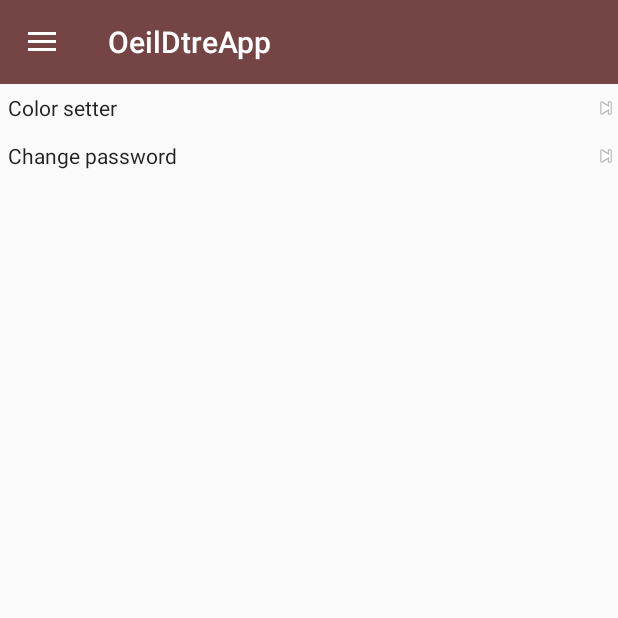
After one commit to mathieuHa/pst3oeildtreapp, an Android app: the fragment Option placed in its activity, on a phone screen of 412 x 824 dp, the top half of it. The commit adds this screen. Run offline under Robolectric (Android 15) with nearby library versions, the light colour scheme and no system bars; libraries missing offline, so code that uses them is left out: com.flask.colorpicker.

Commit message:
Couleur picker fait TODO : la classe datePicker, le listener des boutons médias.

```diff
--- a/app/src/main/java/oeildtre/esiea/fr/oeildtreapp/Connexion.java
+++ b/app/src/main/java/oeildtre/esiea/fr/oeildtreapp/Connexion.java
@@ -220,6 +220,7 @@ public class Connexion extends Fragment {
                         editor.putString("Smail", sid);
                         editor.putString("Smdp", smdp);
                         editor.putString("UserId", resultat.getJSONObject("user").getString("id"));
+                        editor.putString("UserColor", resultat.getJSONObject("user").getString("color"));
                         editor.putString("Sname", resultat.getJSONObject("user").getString("login"));
 
                         editor.commit();
--- a/app/src/main/java/oeildtre/esiea/fr/oeildtreapp/MainActivity.java
+++ b/app/src/main/java/oeildtre/esiea/fr/oeildtreapp/MainActivity.java
@@ -55,7 +55,7 @@ public class MainActivity extends AppCompatActivity {
 
         setupToolbar();
 
-        DataModel[] drawerItem = new DataModel[7];
+        DataModel[] drawerItem = new DataModel[8];
         drawerItem[0] = new DataModel(R.drawable.table, "Connexion");
         drawerItem[1] = new DataModel(R.drawable.jour2, "Day");
         drawerItem[2] = new DataModel(R.drawable.mois2, "Month");
@@ -63,6 +63,7 @@ public class MainActivity extends AppCompatActivity {
         drawerItem[4] = new DataModel(R.drawable.table, "Camera");
         drawerItem[5] = new DataModel(R.drawable.table, "Medias");
         drawerItem[6] = new DataModel(R.drawable.table, "Tchat");
+        drawerItem[7] = new DataModel(R.drawable.table, "Option");
         getSupportActionBar().setDisplayHomeAsUpEnabled(false);
         getSupportActionBar().setHomeButtonEnabled(true);
 
@@ -97,6 +98,9 @@ public class MainActivity extends AppCompatActivity {
                 break;
             case 6:
                 fragment = new Tchat();
+                break;
+            case 7:
+                fragment = new Option();
                 break;
             default:
                 break;
@@ -242,6 +246,7 @@ public class MainActivity extends AppCompatActivity {
                         editor.putString("Token", resultat.getString("value"));
                         editor.putString("UserId", resultat.getJSONObject("user").getString("id"));
                         editor.putString("Sname", resultat.getJSONObject("user").getString("login"));
+                        editor.putString("UserColor", resultat.getJSONObject("user").getString("color"));
 
                         editor.commit();
                     }
--- /dev/null
+++ b/app/src/main/java/oeildtre/esiea/fr/oeildtreapp/Option.java
@@ -0,0 +1,241 @@
+package oeildtre.esiea.fr.oeildtreapp;
+
+import android.content.Context;
+import android.content.DialogInterface;
+import android.graphics.Color;
+import android.os.AsyncTask;
+import android.os.Bundle;
+import android.support.annotation.ColorInt;
+import android.support.annotation.Nullable;
+import android.support.v4.app.Fragment;
+import android.util.Log;
+import android.view.LayoutInflater;
+import android.view.View;
+import android.view.ViewGroup;
+import android.widget.ImageButton;
+import android.widget.ImageView;
+import android.widget.LinearLayout;
+import android.widget.TextView;
+import android.widget.Toast;
+
+
+import com.flask.colorpicker.ColorPickerView;
+import com.flask.colorpicker.OnColorSelectedListener;
+import com.flask.colorpicker.builder.ColorPickerClickListener;
+import com.flask.colorpicker.builder.ColorPickerDialogBuilder;
+
+import org.json.JSONException;
+import org.json.JSONObject;
+
+import java.io.BufferedReader;
+import java.io.BufferedWriter;
+import java.io.InputStreamReader;
+import java.io.OutputStream;
+import java.io.OutputStreamWriter;
+import java.net.HttpURLConnection;
+import java.net.URL;
+import java.net.URLEncoder;
+import java.util.Iterator;
+
+import static android.content.Context.MODE_PRIVATE;
+
+/**
+ * Created by Max on 26/05/2017.
+ */
+
+public class Option extends Fragment {
+    private ImageView img;
+    private LinearLayout param, color, color_layout, password, password_layout;
+    private ImageButton back1,back2;
+    private String couleur;
+
+    @Override
+    public View onCreateView(LayoutInflater inflater, ViewGroup container, Bundle savedInstanceState) {
+        final View option = inflater.inflate(R.layout.option, container, false);
+        back1 = (ImageButton) option.findViewById(R.id.back1);
+        back2 = (ImageButton) option.findViewById(R.id.back2);
+        param = (LinearLayout) option.findViewById(R.id.param);
+        color = (LinearLayout) option.findViewById(R.id.color);
+        color_layout = (LinearLayout) option.findViewById(R.id.color_layout);
+        password = (LinearLayout) option.findViewById(R.id.password);
+        password_layout = (LinearLayout) option.findViewById(R.id.password_layout);
+
+
+
+        paramVisible();
+        color.setOnClickListener(new View.OnClickListener() {
+            @Override
+            public void onClick(View v) {
+                ColorPickerDialogBuilder
+                        .with(getContext())
+                        .setTitle("Choose color")
+                        .initialColor(Color.parseColor(getContext().getSharedPreferences("MyPref",MODE_PRIVATE).getString("UserColor","")))
+                        .wheelType(ColorPickerView.WHEEL_TYPE.FLOWER)
+                        .density(12)
+                        .setOnColorSelectedListener(new OnColorSelectedListener() {
+                            @Override
+                            public void onColorSelected(int selectedColor) {
+                                Toast.makeText(getContext(), "onColorSelected: 0x" + Integer.toHexString(selectedColor), Toast.LENGTH_LONG).show();
+                            }
+                        })
+                        .setPositiveButton("ok", new ColorPickerClickListener() {
+                            @Override
+                            public void onClick(DialogInterface dialog, int selectedColor, Integer[] allColors) {
+                                (option.findViewById(R.id.target)).setBackgroundColor(selectedColor);
+                                couleur = Integer.toHexString(selectedColor);
+                                couleur = "#"+couleur.substring(2,couleur.length());
+                                new SendColorRequest().execute();
+                            }
+                        })
+                        .setNegativeButton("cancel", new DialogInterface.OnClickListener() {
+                            @Override
+                            public void onClick(DialogInterface dialog, int which) {
+                            }
+                        })
+                        .build()
+                        .show();
+                param.setEnabled(false);
+                param.setVisibility(View.INVISIBLE);
+                color_layout.setEnabled(true);
+                color_layout.setVisibility(View.VISIBLE);
+                back1.setEnabled(true);
+                back1.setVisibility(View.VISIBLE);
+            }
+        });
+        password.setOnClickListener(new View.OnClickListener() {
+            @Override
+            public void onClick(View v) {
+                param.setEnabled(false);
+                param.setVisibility(View.INVISIBLE);
+                password_layout.setEnabled(true);
+                password_layout.setVisibility(View.VISIBLE);
+                back2.setEnabled(true);
+                back2.setVisibility(View.VISIBLE);
+            }
+        });
+        back1.setOnClickListener(new View.OnClickListener() {
+            @Override
+            public void onClick(View v) {
+                paramVisible();
+            }
+        });
+        back2.setOnClickListener(new View.OnClickListener() {
+            @Override
+            public void onClick(View v) {
+                paramVisible();
+            }
+        });
+
+
+        return option;
+    }
+    public String getPostDataString(JSONObject params) throws Exception {
+
+        StringBuilder result = new StringBuilder();
+        boolean first = true;
+
+        Iterator<String> itr = params.keys();
+
+        while(itr.hasNext()){
+
+            String key= itr.next();
+            Object value = params.get(key);
+
+            if (first)
+                first = false;
+            else
+                result.append("&");
+
+            result.append(URLEncoder.encode(key, "UTF-8"));
+            result.append("=");
+            result.append(URLEncoder.encode(value.toString(), "UTF-8"));
+
+        }
+        return result.toString();
+    }
+
+    public void paramVisible() {
+        param.setEnabled(true);
+        param.setVisibility(View.VISIBLE);
+        color_layout.setEnabled(false);
+        color_layout.setVisibility(View.INVISIBLE);
+        password_layout.setEnabled(false);
+        password_layout.setVisibility(View.INVISIBLE);
+        back1.setEnabled(false);
+        back1.setVisibility(View.INVISIBLE);
+        back2.setEnabled(false);
+        back2.setVisibility(View.INVISIBLE);
+    }
+
+    private class SendColorRequest extends AsyncTask<String, Void, String> {
+        JSONObject postDataParams;
+        String result;
+
+        @Override
+        protected void onPreExecute() {
+            try {
+                postDataParams = new JSONObject();
+                postDataParams.put("color", couleur);
+                Log.e("params", postDataParams.toString());
+            } catch (JSONException e) {
+                e.printStackTrace();
+            }
+        }
+
+
+        protected String doInBackground(String... params) {
+
+            try {
+                //Init JSON and url de destination
+                URL url = new URL("https://oeildtapi.hanotaux.fr/api/users/"+getContext().getSharedPreferences("MyPref", MODE_PRIVATE).getString("UserId",""));
+                //Init la connexion à l'API
+                HttpURLConnection connec = (HttpURLConnection) url.openConnection();
+                connec.setReadTimeout(15000);
+                connec.setConnectTimeout(15000);
+                connec.setRequestMethod("PATCH");
+                connec.setDoInput(true);
+                connec.setDoOutput(true);
+                //On lache la sauce
+                OutputStream os = connec.getOutputStream();
+                BufferedWriter writer = new BufferedWriter(new OutputStreamWriter(os, "UTF-8"));
+                writer.write(getPostDataString(postDataParams));
+
+                writer.flush();
+                writer.close();
+                os.close();
+                int responseCode = connec.getResponseCode();
+
+                if (responseCode == 200) {
+                    BufferedReader in=new BufferedReader(
+                            new InputStreamReader(
+                                    connec.getInputStream()));
+                    StringBuffer sb = new StringBuffer("");
+                    String line="";
+
+                    while((line = in.readLine()) != null) {
+
+                        sb.append(line);
+                        break;
+                    }
+                    result = sb.toString();
+                    Log.e("Color",result);
+                    in.close();
+                    return "Color changed";
+
+                }
+                else {
+                    return connec.getResponseMessage();
+                }
+            } catch (Exception e) {
+                e.printStackTrace();
+            }
+            return "Error";
+        }
+
+        @Override
+        protected void onPostExecute(String result) {
+            Toast.makeText(getContext(), result, Toast.LENGTH_LONG).show();
+        }
+    }
+
+}
--- /dev/null
+++ b/app/src/main/res/layout/option.xml
@@ -0,0 +1,102 @@
+<?xml version="1.0" encoding="utf-8"?>
+<FrameLayout xmlns:android="http://schemas.android.com/apk/res/android"
+    xmlns:app="http://schemas.android.com/apk/res-auto"
+    android:layout_width="match_parent"
+    android:layout_height="match_parent">
+
+    <LinearLayout
+        android:id="@+id/param"
+        android:layout_width="match_parent"
+        android:layout_height="wrap_content"
+        android:orientation="vertical">
+
+        <LinearLayout
+            android:id="@+id/color"
+            android:layout_width="match_parent"
+            android:layout_height="match_parent"
+            android:layout_weight="1"
+            android:orientation="horizontal">
+
+            <TextView
+                android:layout_width="match_parent"
+                android:layout_height="match_parent"
+                android:layout_margin="5dp"
+                android:layout_weight="1"
+                android:gravity="center_vertical"
+                android:text="Color setter"
+                android:textAppearance="@style/TextAppearance.AppCompat" />
+
+            <ImageView
+                android:layout_width="wrap_content"
+                android:layout_height="wrap_content"
+                android:layout_weight="1"
+                app:srcCompat="@android:drawable/ic_media_next" />
+        </LinearLayout>
+
+        <LinearLayout
+            android:id="@+id/password"
+            android:layout_width="match_parent"
+            android:layout_height="wrap_content"
+            android:orientation="horizontal">
+
+            <TextView
+                android:layout_width="match_parent"
+                android:layout_height="match_parent"
+                android:layout_margin="5dp"
+                android:layout_weight="1"
+                android:gravity="center_vertical"
+                android:text="Change password"
+                android:textAppearance="@style/TextAppearance.AppCompat" />
+
+            <ImageView
+                android:layout_width="wrap_content"
+                android:layout_height="wrap_content"
+                android:layout_weight="1"
+                app:srcCompat="@android:drawable/ic_media_next" />
+        </LinearLayout>
+
+    </LinearLayout>
+
+    <LinearLayout
+        android:id="@+id/color_layout"
+        android:layout_width="match_parent"
+        android:layout_height="match_parent"
+        android:orientation="vertical">
+
+        <ImageButton
+            android:id="@+id/back1"
+            android:layout_width="wrap_content"
+            android:layout_height="wrap_content"
+            app:srcCompat="?attr/actionModeCloseDrawable" />
+
+        <TextView
+            android:id="@+id/target"
+            android:layout_width="match_parent"
+            android:layout_height="wrap_content" />
+    </LinearLayout>
+
+    <LinearLayout
+        android:id="@+id/password_layout"
+        android:layout_width="match_parent"
+        android:layout_height="match_parent"
+        android:orientation="vertical">
+
+        <ImageButton
+            android:id="@+id/back2"
+            android:layout_width="wrap_content"
+            android:layout_height="wrap_content"
+            app:srcCompat="?attr/actionModeCloseDrawable" />
+
+        <ImageView
+            android:id="@+id/imageView"
+            android:layout_width="match_parent"
+            android:layout_height="wrap_content"
+            app:srcCompat="@drawable/connect" />
+
+        <TextView
+            android:id="@+id/target"
+            android:layout_width="match_parent"
+            android:layout_height="wrap_content" />
+    </LinearLayout>
+
+</FrameLayout>
--- a/app/src/main/res/layout/tchat.xml
+++ b/app/src/main/res/layout/tchat.xml
@@ -16,6 +16,7 @@
 
         <ListView
             android:id="@+id/list"
+            style="@style/Widget.AppCompat.Light.ListView.DropDown"
             android:layout_width="match_parent"
             android:layout_height="match_parent"
             android:layout_gravity="bottom" />
@@ -33,7 +34,8 @@
             android:layout_weight="1"
             android:ems="10"
             android:hint="Tap your message..."
-            android:inputType="textPersonName" />
+            android:inputType="textPersonName"
+            android:selectAllOnFocus="true" />
 
         <ImageButton
             android:id="@+id/send"
--- a/app/src/main/res/values/strings.xml
+++ b/app/src/main/res/values/strings.xml
@@ -9,5 +9,6 @@
         <item>Camera</item>
         <item>Medias</item>
         <item>Tchat</item>
+        <item>Option</item>
     </string-array>
 </resources>
```
Also changed, not shown: app/build.gradle (+7 -1 lines), app/src/main/java/oeildtre/esiea/fr/oeildtreapp/GraphService.java (+6 -4 lines), app/src/main/java/oeildtre/esiea/fr/oeildtreapp/Tchat.java (+62 -20 lines), app/src/main/res/layout/message.xml (+24 -1 lines).
